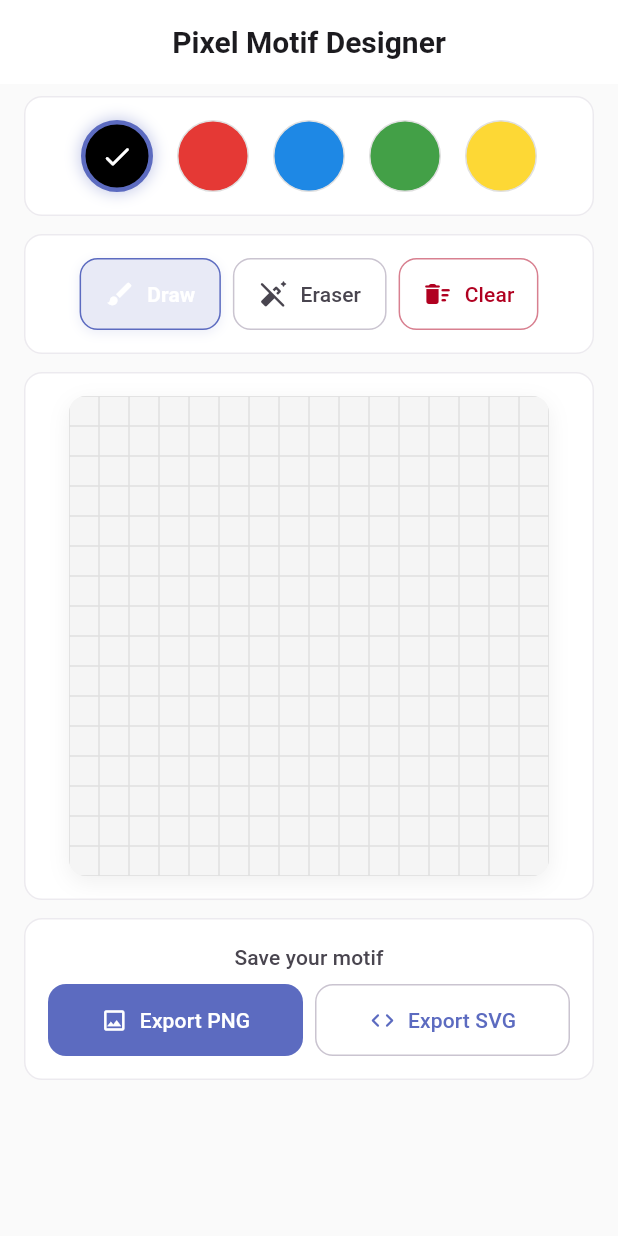
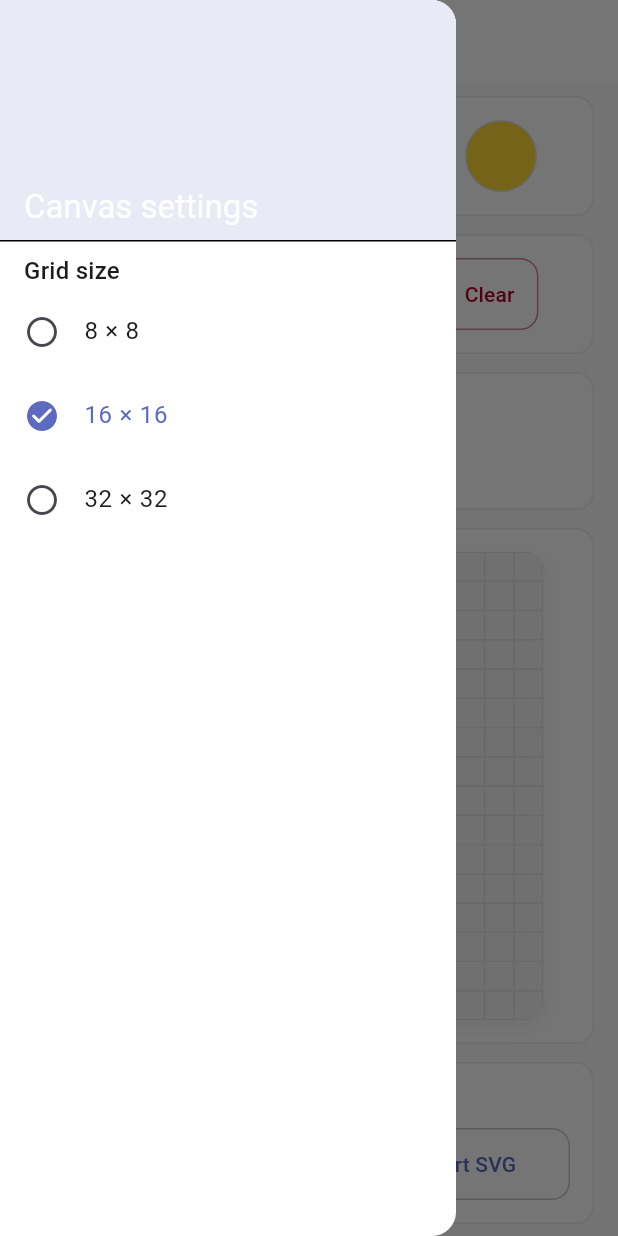
Before and after one commit to waruledivya1411/pixel-motif-designer_, a Flutter app: the screen it shows after launch, with the side drawer open (before the commit the screen has no drawer), on a phone screen of 412 x 824 dp. Run offline on Flutter 3.47's test engine with Material 3 defaults, Android fonts, the phone set to English and light mode, and no system bars; our stand-ins replace share_plus; missing offline and left inert: gal.

Commit message:
Add grid size selector, live pixel counter, and fixed layout.
Move grid size to the navigation drawer with confirmation dialog, track filled pixels incrementally in CanvasProvider, and replace scroll view with a fitted non-scrollable column layout.

Co-authored-by: Cursor <cursoragent@cursor.com>

```diff
--- a/lib/core/constants/grid_constants.dart
+++ b/lib/core/constants/grid_constants.dart
@@ -8,6 +8,9 @@ abstract final class GridConstants {
 
   /// Default number of rows in the motif grid.
   static const int defaultRowCount = defaultGridSize;
+
+  /// Square grid dimensions offered in the grid size selector.
+  static const List<int> supportedGridSizes = [8, defaultGridSize, 32];
 
   /// Logical pixel size of a single grid cell on screen.
   static const double defaultCellSize = 20.0;
--- a/lib/providers/canvas_provider.dart
+++ b/lib/providers/canvas_provider.dart
@@ -11,10 +11,6 @@ import '../models/pixel.dart';
 /// All mutation flows through [_commit], which guarantees listeners are
 /// notified only when state actually changes.
 class CanvasProvider extends ChangeNotifier {
-  /// Creates a provider with an optional pre-built [initialState].
-  CanvasProvider({CanvasState? initialState})
-      : _state = initialState ?? CanvasState.initial();
-
   /// Current immutable canvas snapshot — the single source of truth.
   CanvasState _state;
 
@@ -35,6 +31,25 @@ class CanvasProvider extends ChangeNotifier {
 
   /// Number of grid columns.
   int get gridColumns => _state.gridColumns;
+
+  /// Count of painted cells on the current canvas.
+  ///
+  /// Maintained incrementally in draw/erase/clear/resize handlers so widgets
+  /// never scan the full pixel matrix on each rebuild.
+  int get filledPixelCount => _filledPixelCount;
+
+  /// Total cells in the grid ([gridRows] × [gridColumns]).
+  int get totalPixelCount => _state.gridRows * _state.gridColumns;
+
+  /// Running tally of filled pixels — updated O(1) per draw/erase/clear.
+  late int _filledPixelCount;
+
+  /// Creates a provider with an optional pre-built [initialState].
+  CanvasProvider({CanvasState? initialState})
+      : _state = initialState ?? CanvasState.initial() {
+    // Full-matrix scan runs once at startup, not on every frame.
+    _filledPixelCount = _state.filledPixelCount;
+  }
 
   /// Updates the active paint color.
   ///
@@ -62,7 +77,9 @@ class CanvasProvider extends ChangeNotifier {
     if (pixel == null) return;
     if (pixel.color == _state.activeColor) return;
 
+    final wasFilled = pixel.isFilled;
     final painted = pixel.copyWith(color: _state.activeColor);
+    if (!wasFilled) _filledPixelCount++;
     _commit(_state.withPixelAt(row, column, painted));
   }
 
@@ -75,6 +92,7 @@ class CanvasProvider extends ChangeNotifier {
     if (pixel == null) return;
     if (!pixel.isFilled) return;
 
+    _filledPixelCount--;
     _commit(
       _state.withPixelAt(
         row,
@@ -137,14 +155,36 @@ class CanvasProvider extends ChangeNotifier {
   ///
   /// Skips notification when the canvas is already blank.
   void clearCanvas() {
-    if (_state.filledPixelCount == 0) return;
+    if (_filledPixelCount == 0) return;
 
     final emptyPixels = CanvasState.initial(
       gridRows: _state.gridRows,
       gridColumns: _state.gridColumns,
     ).pixels;
 
+    _filledPixelCount = 0;
     _commit(_state.copyWith(pixels: emptyPixels));
+  }
+
+  /// Rebuilds the canvas at [size] × [size] with a blank pixel matrix.
+  ///
+  /// Preserves [activeColor] and [selectedTool] so the user can keep
+  /// painting immediately after resizing. No-op when [size] already matches
+  /// the current square grid dimensions.
+  void changeGridSize(int size) {
+    if (_state.gridRows == size && _state.gridColumns == size) return;
+
+    endStroke();
+
+    _filledPixelCount = 0;
+    _commit(
+      CanvasState.initial(
+        gridRows: size,
+        gridColumns: size,
+        activeColor: _state.activeColor,
+        selectedTool: _state.selectedTool,
+      ),
+    );
   }
 
   /// Applies [newState] and notifies listeners only on a real change.
--- a/lib/screens/home/home_screen.dart
+++ b/lib/screens/home/home_screen.dart
@@ -5,13 +5,14 @@ import '../../widgets/color_palette.dart';
 import '../../widgets/editing_toolbar.dart';
 import '../../widgets/editor_panel.dart';
 import '../../widgets/export_section.dart';
+import '../../widgets/grid_size_selector.dart';
+import '../../widgets/pixel_counter_card.dart';
 import '../../widgets/pixel_grid.dart';
 
 /// Primary landing screen for the application.
 ///
-/// Layout: AppBar → [ColorPalette] → [EditingToolbar] → [PixelGrid] → [ExportSection].
-/// Uses a scrollable, width-constrained column so content stays balanced on
-/// small phones and larger devices without changing feature behavior.
+/// Fixed vertical layout (no scroll): palette → toolbar → counter → grid →
+/// export. Grid size lives in the navigation drawer.
 class HomeScreen extends StatelessWidget {
   const HomeScreen({super.key});
 
@@ -21,21 +22,51 @@ class HomeScreen extends StatelessWidget {
       appBar: AppBar(
         title: const Text(AppConstants.appName),
       ),
+      drawer: Drawer(
+        child: SafeArea(
+          child: ListView(
+            padding: EdgeInsets.zero,
+            children: [
+              DrawerHeader(
+                margin: EdgeInsets.zero,
+                decoration: BoxDecoration(
+                  color: Theme.of(context).colorScheme.primaryContainer,
+                ),
+                child: Align(
+                  alignment: Alignment.bottomLeft,
+                  child: Text(
+                    'Canvas settings',
+                    style: Theme.of(context).textTheme.titleLarge?.copyWith(
+                          color: Theme.of(context)
+                              .colorScheme
+                              .onPrimaryContainer,
+                        ),
+                  ),
+                ),
+              ),
+              const GridSizeSelector(),
+            ],
+          ),
+        ),
+      ),
       body: SafeArea(
         child: LayoutBuilder(
           builder: (context, constraints) {
-            return SingleChildScrollView(
+            final contentWidth = constraints.maxWidth.clamp(
+              0.0,
+              AppConstants.maxContentWidth,
+            );
+            final gridMaxWidth = contentWidth - AppConstants.paddingMedium * 4;
+
+            return Padding(
               padding: const EdgeInsets.symmetric(
                 horizontal: AppConstants.paddingMedium,
                 vertical: AppConstants.paddingSmall,
               ),
               child: Align(
                 alignment: Alignment.topCenter,
-                child: ConstrainedBox(
-                  constraints: BoxConstraints(
-                    maxWidth: AppConstants.maxContentWidth,
-                    minWidth: 0,
-                  ),
+                child: SizedBox(
+                  width: contentWidth,
                   child: Column(
                     crossAxisAlignment: CrossAxisAlignment.stretch,
                     children: [
@@ -49,12 +80,29 @@ class HomeScreen extends StatelessWidget {
                         child: EditingToolbar(),
                       ),
                       const SizedBox(height: AppConstants.sectionSpacing),
-                      EditorPanel(
-                        semanticLabel: 'Pixel canvas',
-                        child: PixelGrid(
-                          maxWidth: constraints.maxWidth -
-                              AppConstants.paddingMedium * 2 -
-                              AppConstants.paddingMedium * 2,
+                      const EditorPanel(
+                        semanticLabel: 'Pixel counter',
+                        child: PixelCounterCard(),
+                      ),
+                      const SizedBox(height: AppConstants.sectionSpacing),
+                      Expanded(
+                        child: EditorPanel(
+                          semanticLabel: 'Pixel canvas',
+                          child: LayoutBuilder(
+                            builder: (context, gridConstraints) {
+                              return Center(
+                                child: FittedBox(
+                                  fit: BoxFit.contain,
+                                  child: PixelGrid(
+                                    maxWidth: gridMaxWidth.clamp(
+                                      0,
+                                      gridConstraints.maxWidth,
+                                    ),
+                                  ),
+                                ),
+                              );
+                            },
+                          ),
                         ),
                       ),
                       const SizedBox(height: AppConstants.sectionSpacing),
--- /dev/null
+++ b/lib/widgets/grid_size_selector.dart
@@ -0,0 +1,125 @@
+import 'package:flutter/material.dart';
+import 'package:provider/provider.dart';
+
+import '../core/constants/app_constants.dart';
+import '../core/constants/grid_constants.dart';
+import '../providers/canvas_provider.dart';
+
+/// Drawer-friendly control for choosing a square canvas dimension.
+///
+/// Delegates confirmed size changes to [CanvasProvider.changeGridSize] after
+/// warning the user that the current motif will be cleared. Uses [Radio]
+/// tiles instead of [SegmentedButton] so async confirmation dialogs do not
+/// desynchronize button selection state (which caused crashes on size change).
+class GridSizeSelector extends StatelessWidget {
+  const GridSizeSelector({super.key});
+
+  @override
+  Widget build(BuildContext context) {
+    final selectedSize = context.select<CanvasProvider, int>(
+      (provider) => provider.gridRows,
+    );
+
+    return Semantics(
+      label: 'Grid size selector',
+      child: Column(
+        crossAxisAlignment: CrossAxisAlignment.stretch,
+        mainAxisSize: MainAxisSize.min,
+        children: [
+          Padding(
+            padding: const EdgeInsets.fromLTRB(
+              AppConstants.paddingMedium,
+              AppConstants.paddingSmall,
+              AppConstants.paddingMedium,
+              0,
+            ),
+            child: Text(
+              'Grid size',
+              style: Theme.of(context).textTheme.titleMedium,
+            ),
+          ),
+          for (final size in GridConstants.supportedGridSizes)
+            _GridSizeTile(
+              size: size,
+              selectedSize: selectedSize,
+              onSelected: (newSize) => _confirmGridSizeChange(context, newSize),
+            ),
+        ],
+      ),
+    );
+  }
+
+  /// Shows a confirmation dialog before applying a destructive grid resize.
+  Future<void> _confirmGridSizeChange(
+    BuildContext context,
+    int newSize,
+  ) async {
+    final canvasProvider = context.read<CanvasProvider>();
+    if (newSize == canvasProvider.gridRows) return;
+
+    final shouldContinue = await showDialog<bool>(
+      context: context,
+      builder: (dialogContext) {
+        return AlertDialog(
+          title: const Text('Change grid size'),
+          content: const Text(
+            'Changing the grid size will clear the current canvas.',
+          ),
+          actions: [
+            TextButton(
+              onPressed: () => Navigator.of(dialogContext).pop(false),
+              child: const Text('Cancel'),
+            ),
+            FilledButton(
+              onPressed: () => Navigator.of(dialogContext).pop(true),
+              child: const Text('Continue'),
+            ),
+          ],
+        );
+      },
+    );
+
+    if (shouldContinue != true || !context.mounted) return;
+
+    canvasProvider.changeGridSize(newSize);
+
+    final scaffold = Scaffold.maybeOf(context);
+    if (scaffold?.isDrawerOpen ?? false) {
+      Navigator.of(context).pop();
+    }
+  }
+}
+
+/// A single selectable grid dimension row inside the navigation drawer.
+class _GridSizeTile extends StatelessWidget {
+  const _GridSizeTile({
+    required this.size,
+    required this.selectedSize,
+    required this.onSelected,
+  });
+
+  final int size;
+  final int selectedSize;
+  final ValueChanged<int> onSelected;
+
+  @override
+  Widget build(BuildContext context) {
+    final label = '$size × $size';
+    final isSelected = size == selectedSize;
+
+    return ListTile(
+      leading: Icon(
+        isSelected ? Icons.check_circle_rounded : Icons.circle_outlined,
+        color: isSelected
+            ? Theme.of(context).colorScheme.primary
+            : Theme.of(context).colorScheme.onSurfaceVariant,
+      ),
+      title: Text(label),
+      selected: isSelected,
+      contentPadding: const EdgeInsets.symmetric(
+        horizontal: AppConstants.paddingMedium,
+      ),
+      onTap: () => onSelected(size),
+    );
+  }
+}
--- /dev/null
+++ b/lib/widgets/pixel_counter_card.dart
@@ -0,0 +1,50 @@
+import 'package:flutter/material.dart';
+import 'package:provider/provider.dart';
+
+import '../core/constants/app_constants.dart';
+import '../providers/canvas_provider.dart';
+
+/// Live display of painted vs total canvas cells.
+///
+/// Subscribes to [CanvasProvider.filledPixelCount] and
+/// [CanvasProvider.totalPixelCount] via [context.select] so only this card
+/// rebuilds when counts change — not the palette, toolbar, or pixel grid.
+class PixelCounterCard extends StatelessWidget {
+  const PixelCounterCard({super.key});
+
+  @override
+  Widget build(BuildContext context) {
+    final counts = context.select<CanvasProvider, ({int filled, int total})>(
+      (provider) => (
+        filled: provider.filledPixelCount,
+        total: provider.totalPixelCount,
+      ),
+    );
+
+    final theme = Theme.of(context);
+
+    return Semantics(
+      label: 'Filled pixels ${counts.filled} of ${counts.total}',
+      child: Column(
+        mainAxisSize: MainAxisSize.min,
+        children: [
+          Text(
+            'Filled Pixels',
+            style: theme.textTheme.titleSmall?.copyWith(
+              color: theme.colorScheme.onSurfaceVariant,
+            ),
+            textAlign: TextAlign.center,
+          ),
+          const SizedBox(height: AppConstants.paddingSmall),
+          Text(
+            '${counts.filled} / ${counts.total}',
+            style: theme.textTheme.headlineSmall?.copyWith(
+              fontWeight: FontWeight.w600,
+            ),
+            textAlign: TextAlign.center,
+          ),
+        ],
+      ),
+    );
+  }
+}
--- a/lib/widgets/pixel_grid.dart
+++ b/lib/widgets/pixel_grid.dart
@@ -66,6 +66,9 @@ class PixelGrid extends StatelessWidget {
                 borderRadius:
                     BorderRadius.circular(AppConstants.borderRadius - 1),
                 child: _PixelGridGestureLayer(
+                  key: ValueKey(
+                    'pixel-grid-${dimensions.rows}x${dimensions.columns}',
+                  ),
                   rows: dimensions.rows,
                   columns: dimensions.columns,
                   cellSize: resolvedCellSize,
@@ -121,6 +124,7 @@ class _PixelGridGestureLayer extends StatefulWidget {
     required this.columns,
     required this.cellSize,
     required this.child,
+    super.key,
   });
 
   final int rows;
--- a/lib/widgets/widgets.dart
+++ b/lib/widgets/widgets.dart
@@ -8,5 +8,7 @@ library;
 export 'color_palette.dart';
 export 'editing_toolbar.dart';
 export 'export_section.dart';
+export 'grid_size_selector.dart';
 export 'pixel_cell.dart';
+export 'pixel_counter_card.dart';
 export 'pixel_grid.dart';
```
